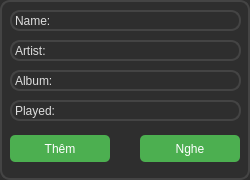
This is ui/songItems.ui in xbinh47/PTI_GiaNghia_ThienBao as Qt 5 draws it before an edit. The edited form follows.
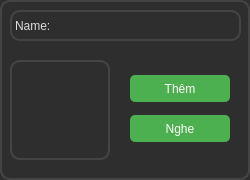
This is the edited form.

```diff
--- a/ui/songItems.ui
+++ b/ui/songItems.ui
@@ -25,7 +25,7 @@
      <x>10</x>
      <y>10</y>
      <width>231</width>
-     <height>21</height>
+     <height>31</height>
     </rect>
    </property>
    <property name="styleSheet">
@@ -39,55 +39,26 @@
    <property name="geometry">
     <rect>
      <x>10</x>
-     <y>40</y>
-     <width>231</width>
-     <height>21</height>
+     <y>60</y>
+     <width>100</width>
+     <height>100</height>
     </rect>
    </property>
    <property name="styleSheet">
     <string notr="true">color: #dddddd;</string>
    </property>
    <property name="text">
-    <string>Artist: </string>
+    <string/>
    </property>
-  </widget>
-  <widget class="QLabel" name="lbl_album">
-   <property name="geometry">
-    <rect>
-     <x>10</x>
-     <y>70</y>
-     <width>231</width>
-     <height>21</height>
-    </rect>
-   </property>
-   <property name="styleSheet">
-    <string notr="true">color: #dddddd;</string>
-   </property>
-   <property name="text">
-    <string>Album:</string>
-   </property>
-  </widget>
-  <widget class="QLabel" name="lbl_playcount">
-   <property name="geometry">
-    <rect>
-     <x>10</x>
-     <y>100</y>
-     <width>231</width>
-     <height>21</height>
-    </rect>
-   </property>
-   <property name="styleSheet">
-    <string notr="true">color: #dddddd;</string>
-   </property>
-   <property name="text">
-    <string>Played:</string>
+   <property name="scaledContents">
+    <bool>true</bool>
    </property>
   </widget>
   <widget class="QPushButton" name="btn_play">
    <property name="geometry">
     <rect>
-     <x>140</x>
-     <y>130</y>
+     <x>130</x>
+     <y>110</y>
      <width>100</width>
      <height>32</height>
     </rect>
@@ -107,8 +78,8 @@
   <widget class="QPushButton" name="btn_add">
    <property name="geometry">
     <rect>
-     <x>10</x>
-     <y>130</y>
+     <x>130</x>
+     <y>70</y>
      <width>100</width>
      <height>32</height>
     </rect>
```
Left out of the diff: 2 changed lines with no effect on the pictures.
